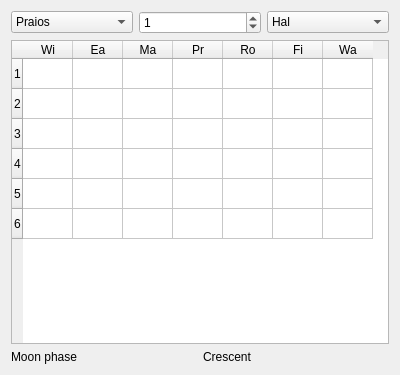
This is UI/CalendarWidget.ui in andreassch/RPGAssistant as Qt 5 draws it before an edit. The edited form follows.
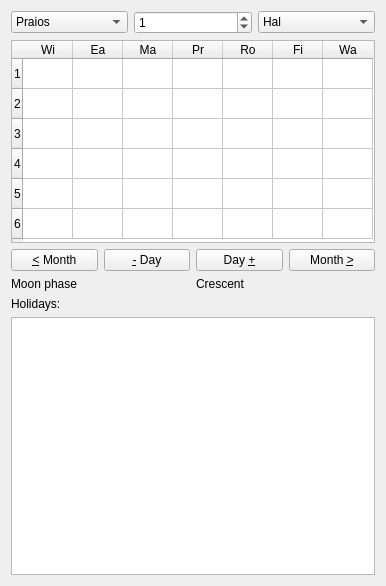
This is the edited form.

Commit message: Added navigation (next/previous day/month) in the calendar tool.

Diff of the .ui file:
```diff
--- a/UI/CalendarWidget.ui
+++ b/UI/CalendarWidget.ui
@@ -6,10 +6,16 @@
    <rect>
     <x>0</x>
     <y>0</y>
-    <width>400</width>
-    <height>375</height>
+    <width>386</width>
+    <height>586</height>
    </rect>
   </property>
+  <property name="minimumSize">
+   <size>
+    <width>0</width>
+    <height>0</height>
+   </size>
+  </property>
   <property name="windowTitle">
    <string>Calendar</string>
   </property>
@@ -111,6 +117,24 @@
    </item>
    <item>
     <widget class="QTableWidget" name="tableCalendar">
+     <property name="sizePolicy">
+      <sizepolicy hsizetype="Expanding" vsizetype="Preferred">
+       <horstretch>0</horstretch>
+       <verstretch>0</verstretch>
+      </sizepolicy>
+     </property>
+     <property name="minimumSize">
+      <size>
+       <width>350</width>
+       <height>203</height>
+      </size>
+     </property>
+     <property name="baseSize">
+      <size>
+       <width>0</width>
+       <height>0</height>
+      </size>
+     </property>
      <attribute name="horizontalHeaderDefaultSectionSize">
       <number>50</number>
      </attribute>
@@ -202,6 +226,38 @@
      </column>
     </widget>
    </item>
+   <item>
+    <layout class="QHBoxLayout" name="horizontalLayout_3">
+     <item>
+      <widget class="QPushButton" name="buttonPreviousMonth">
+       <property name="text">
+        <string>&amp;&lt; Month</string>
+       </property>
+      </widget>
+     </item>
+     <item>
+      <widget class="QPushButton" name="buttonPreviousDay">
+       <property name="text">
+        <string>&amp;- Day</string>
+       </property>
+      </widget>
+     </item>
+     <item>
+      <widget class="QPushButton" name="buttonNextDay">
+       <property name="text">
+        <string>Day &amp;+</string>
+       </property>
+      </widget>
+     </item>
+     <item>
+      <widget class="QPushButton" name="buttonNextMonth">
+       <property name="text">
+        <string>Month &amp;&gt;</string>
+       </property>
+      </widget>
+     </item>
+    </layout>
+   </item>
    <item>
     <layout class="QHBoxLayout" name="horizontalLayout_2">
      <item>
@@ -220,6 +276,16 @@
      </item>
     </layout>
    </item>
+   <item>
+    <widget class="QLabel" name="labelHolidays">
+     <property name="text">
+      <string>Holidays:</string>
+     </property>
+    </widget>
+   </item>
+   <item>
+    <widget class="QTextEdit" name="textHolidays"/>
+   </item>
   </layout>
  </widget>
  <resources/>
```
The commit also changes 6 other files.
